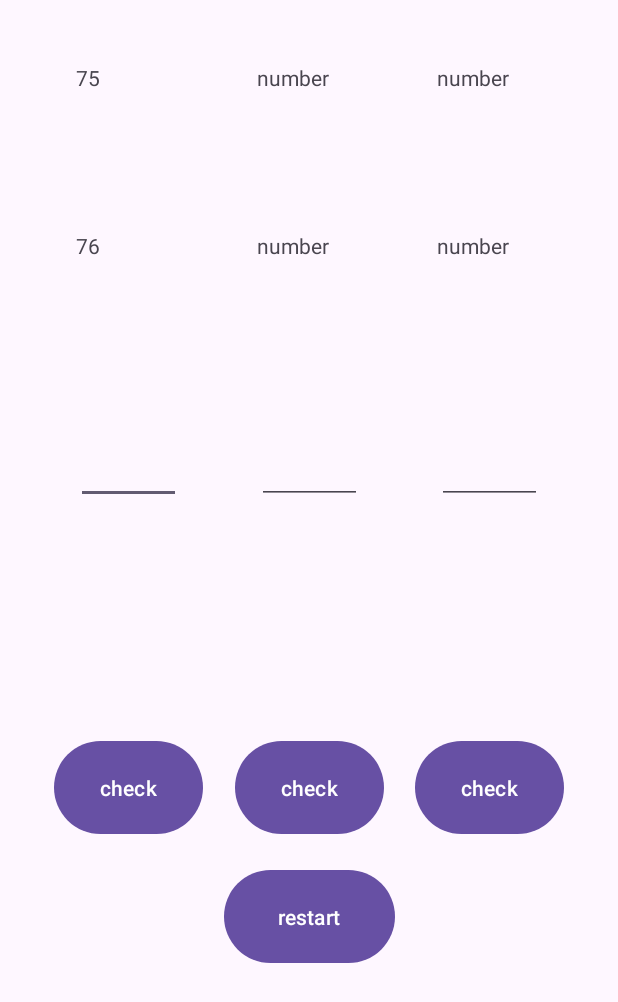
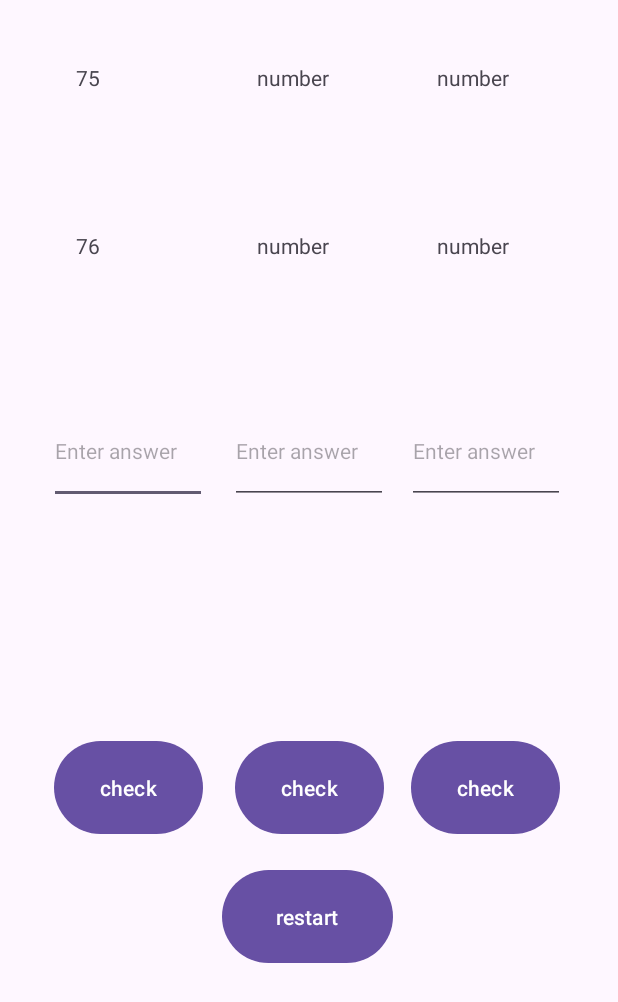
Before and after one commit to ofeklevii/OfekLeviGame, an Android app: the screen it shows after launch (MainActivity), on a phone screen of 412 x 824 dp. Shown: the top 1002 px of the screen. Run offline under Robolectric (Android 15) with nearby library versions, the phone set to English and light mode, and no system bars.

Commit message:
final project

```diff
--- a/app/src/main/java/com/example/ofeklevigame/MainActivity.java
+++ b/app/src/main/java/com/example/ofeklevigame/MainActivity.java
@@ -73,7 +73,7 @@ public class MainActivity extends AppCompatActivity {
     public static int get_randNum()
     {
         Random randomNumber = new Random();
-        return (int)Math.floor(Math.random() * (89) + 10);
+        return (int)(Math.random() * 89 + 10);
     }
 
     public void check1(View view)
--- a/app/src/main/res/layout/activity_main.xml
+++ b/app/src/main/res/layout/activity_main.xml
@@ -146,34 +146,41 @@
 
     <EditText
         android:id="@+id/eT1"
-        android:layout_width="70dp"
+        android:layout_width="105dp"
         android:layout_height="70dp"
         android:layout_marginTop="42dp"
         android:ems="10"
-        android:inputType="numberDecimal"
+        android:hint="Enter answer"
+        android:inputType="number"
+        android:textSize="14sp"
         app:layout_constraintEnd_toEndOf="@+id/tV2"
         app:layout_constraintStart_toStartOf="@+id/tV2"
         app:layout_constraintTop_toBottomOf="@+id/tV2" />
 
     <EditText
         android:id="@+id/eT2"
-        android:layout_width="70dp"
+        android:layout_width="105dp"
         android:layout_height="70dp"
         android:layout_marginTop="42dp"
         android:ems="10"
-        android:inputType="numberDecimal"
+        android:hint="Enter answer"
+        android:inputType="number"
+        android:textSize="14sp"
         app:layout_constraintEnd_toEndOf="@+id/tV4"
         app:layout_constraintStart_toStartOf="@+id/tV4"
         app:layout_constraintTop_toBottomOf="@+id/tV4" />
 
     <EditText
         android:id="@+id/eT3"
-        android:layout_width="70dp"
+        android:layout_width="105dp"
         android:layout_height="70dp"
         android:layout_marginTop="42dp"
         android:ems="10"
-        android:inputType="numberDecimal"
+        android:hint="Enter answer"
+        android:inputType="number"
+        android:textSize="14sp"
         app:layout_constraintEnd_toEndOf="@+id/tV6"
+        app:layout_constraintHorizontal_bias="0.571"
         app:layout_constraintStart_toStartOf="@+id/tV6"
         app:layout_constraintTop_toBottomOf="@+id/tV6" />
 
```
